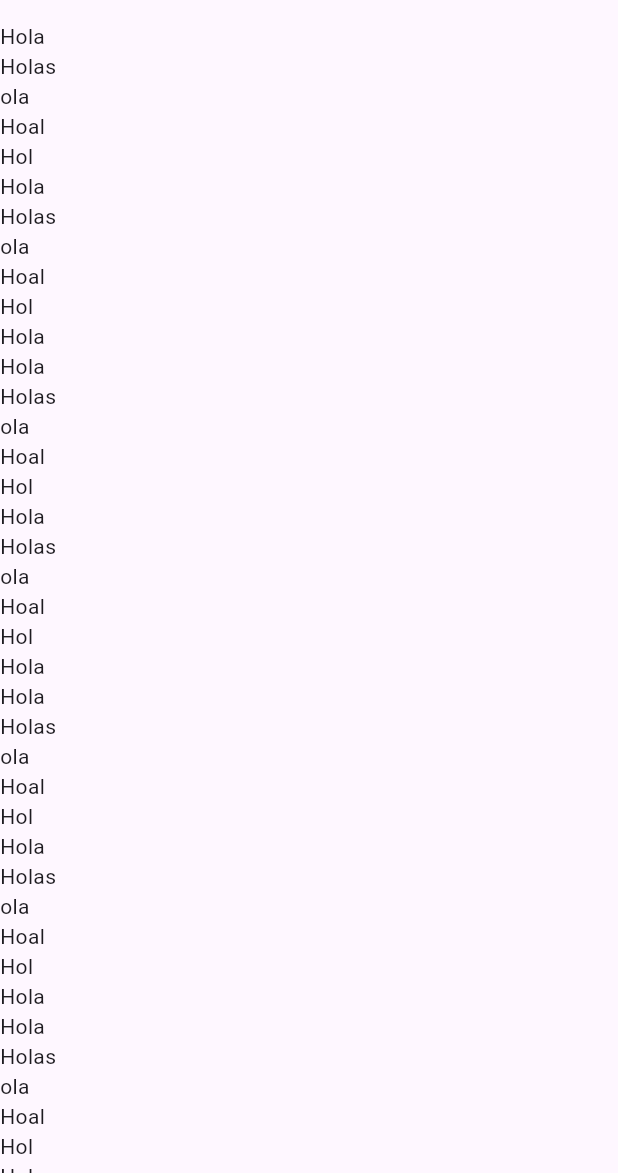
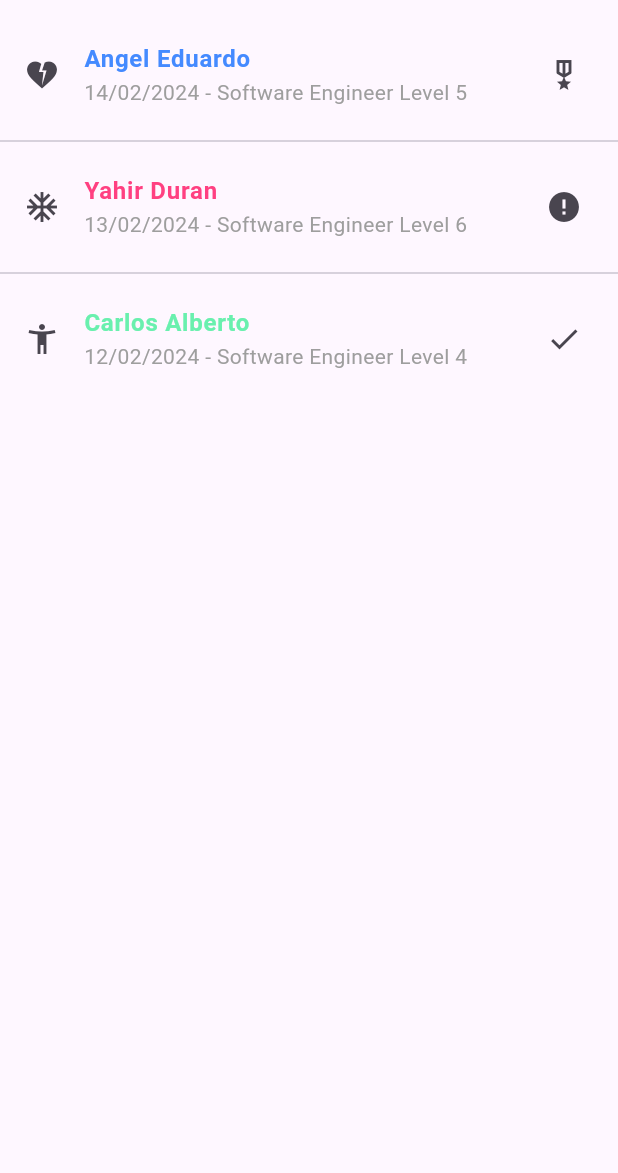
Before and after one commit to edw-perzd/componentes_flutter, a Flutter app: the screen it shows after launch, on a phone screen of 412 x 824 dp, the part 63-1236 px from its top. Run offline on Flutter 3.47's test engine with Material 3 defaults, Android fonts, the phone set to English and light mode, and no system bars.

Commit message:
05 Adding the ListTile to the ListView

```diff
--- a/lib/home_screen.dart
+++ b/lib/home_screen.dart
@@ -11,110 +11,55 @@ class HomeScreen extends StatelessWidget {
         ),
         body: ListView(
           children: const [
-            Text('Hola'),
-            Text('Holas'),
-            Text('ola'),
-            Text('Hoal'),
-            Text('Hol'),
-            Text('Hola'),
-            Text('Holas'),
-            Text('ola'),
-            Text('Hoal'),
-            Text('Hol'),
-            Text('Hola'),
-            Text('Hola'),
-            Text('Holas'),
-            Text('ola'),
-            Text('Hoal'),
-            Text('Hol'),
-            Text('Hola'),
-            Text('Holas'),
-            Text('ola'),
-            Text('Hoal'),
-            Text('Hol'),
-            Text('Hola'),
-            Text('Hola'),
-            Text('Holas'),
-            Text('ola'),
-            Text('Hoal'),
-            Text('Hol'),
-            Text('Hola'),
-            Text('Holas'),
-            Text('ola'),
-            Text('Hoal'),
-            Text('Hol'),
-            Text('Hola'),
-            Text('Hola'),
-            Text('Holas'),
-            Text('ola'),
-            Text('Hoal'),
-            Text('Hol'),
-            Text('Hola'),
-            Text('Holas'),
-            Text('ola'),
-            Text('Hoal'),
-            Text('Hol'),
-            Text('Hola'),
-            Text('Hola'),
-            Text('Holas'),
-            Text('ola'),
-            Text('Hoal'),
-            Text('Hol'),
-            Text('Hola'),
-            Text('Holas'),
-            Text('ola'),
-            Text('Hoal'),
-            Text('Hol'),
-            Text('Hola'),
-            Text('Hola'),
-            Text('Holas'),
-            Text('ola'),
-            Text('Hoal'),
-            Text('Hol'),
-            Text('Hola'),
-            Text('Holas'),
-            Text('ola'),
-            Text('Hoal'),
-            Text('Hol'),
-            Text('Hola'),
-            Text('Hola'),
-            Text('Holas'),
-            Text('ola'),
-            Text('Hoal'),
-            Text('Hol'),
-            Text('Hola'),
-            Text('Holas'),
-            Text('ola'),
-            Text('Hoal'),
-            Text('Hol'),
-            Text('Hola'),
-            Text('Holas'),
-            Text('ola'),
-            Text('Hoal'),
-            Text('Hol'),
-            Text('Hola'),
-            Text('Holas'),
-            Text('ola'),
-            Text('Hoal'),
-            Text('Hol'),
-            Text('Hola'),
-            Text('Holas'),
-            Text('ola'),
-            Text('Hoal'),
-            Text('Hol'),
-            Text('Hola'),
-            Text('Holas'),
-            Text('ola'),
-            Text('Hoal'),
-            Text('Hol'),
-            Text('Hola'),
-            Text('Holas'),
-            Text('ola'),
-            Text('Hoal'),
-            Text('Hol'),
+            ListTile(
+              leading: Icon(Icons.heart_broken),
+              title: Text('Angel Eduardo',
+                style: TextStyle(
+                  color: Colors.blueAccent,
+                  fontWeight: FontWeight.bold
+                ),
+              ),
+              subtitle: Text("14/02/2024 - Software Engineer Level 5",
+                style: TextStyle(
+                  color: Colors.grey
+                ),
+              ),
+              trailing: Icon(Icons.military_tech_outlined),
+            ),
+            Divider(),
+            ListTile(
+              leading: Icon(Icons.ac_unit),
+              title: Text('Yahir Duran',
+                style: TextStyle(
+                  color: Colors.pinkAccent,
+                  fontWeight: FontWeight.bold
+                ),
+              ),
+              subtitle: Text("13/02/2024 - Software Engineer Level 6",
+                style: TextStyle(
+                  color: Colors.grey
+                ),
+              ),
+              trailing: Icon(Icons.error),
+            ),
+            Divider(),
+            ListTile(
+              leading: Icon(Icons.accessibility_new),
+              title: Text('Carlos Alberto',
+                style: TextStyle(
+                  color: Colors.greenAccent,
+                  fontWeight: FontWeight.bold
+                ),
+              ),
+              subtitle: Text("12/02/2024 - Software Engineer Level 4",
+                style: TextStyle(
+                  color: Colors.grey
+                ),
+              ),
+              trailing: Icon(Icons.check),
+            ),
           ],
           )
-
       );
   }
 }
```
